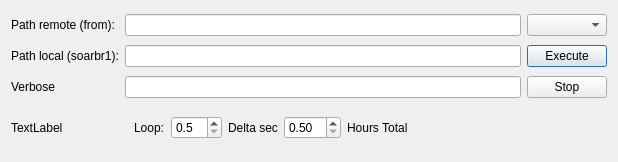
Before: the Qt Designer form datatransfer.ui in tribeiro/soarlog, drawn with Qt 5.
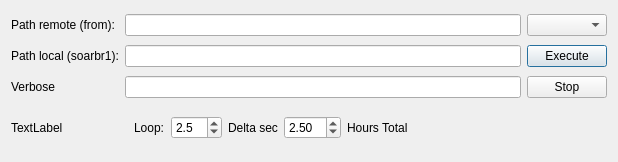
After: the same form once the commit is applied.

Commit message:
Minor changer to main and data transfer ui for better user experience. Included the ui interface for the calibration helper.
- Main ui:

  Excluded an extra blank space at the bottom of the window.

- Data Transfer:

  Set up larger load times for data check.

The edit to the form file:
```diff
--- a/datatransfer.ui
+++ b/datatransfer.ui
@@ -101,13 +101,16 @@
          <number>1</number>
         </property>
         <property name="minimum">
-         <double>0.500000000000000</double>
+         <double>1.000000000000000</double>
         </property>
         <property name="maximum">
-         <double>10.000000000000000</double>
+         <double>30.000000000000000</double>
         </property>
         <property name="singleStep">
-         <double>0.100000000000000</double>
+         <double>0.500000000000000</double>
+        </property>
+        <property name="value">
+         <double>2.500000000000000</double>
         </property>
        </widget>
       </item>
@@ -141,6 +144,9 @@
         <property name="singleStep">
          <double>0.500000000000000</double>
         </property>
+        <property name="value">
+         <double>2.500000000000000</double>
+        </property>
        </widget>
       </item>
       <item>
```
The commit also changes 2 other files.
